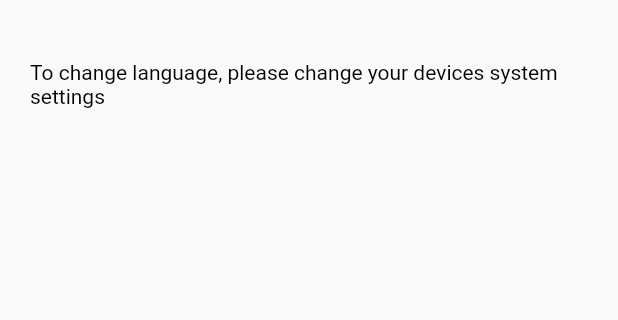
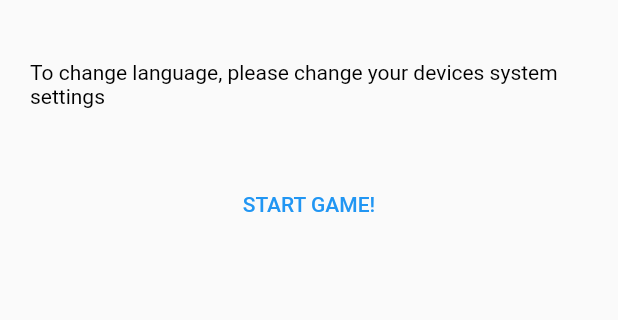
Before and after one commit to stianmogen/INFT2501_project, a Flutter app: the screen it shows after launch, on a phone screen of 412 x 824 dp, the part 234-554 px from its top. Run offline on Flutter 3.47's test engine with Material 2 defaults, Android fonts, the phone set to English and light mode, and no system bars; generated files the repository leaves out were written again.

Commit message:
button start game

```diff
--- a/lib/screens/instructions.dart
+++ b/lib/screens/instructions.dart
@@ -31,6 +31,27 @@ class Instructions extends StatelessWidget {
                     style: bodyStyle
                 )
             ),
+            Padding(
+              padding: const EdgeInsets.all(paddingSize),
+              //https://flutter.dev/docs/release/breaking-changes/buttons
+              child: TextButton(
+                  style: ButtonStyle(
+                    foregroundColor: MaterialStateProperty.all<Color>(Colors.blue),
+                    overlayColor: MaterialStateProperty.resolveWith<Color?>(
+                          (Set<MaterialState> states) {
+                        if (states.contains(MaterialState.hovered))
+                          return Colors.blue.withOpacity(0.04);
+                        if (states.contains(MaterialState.focused) ||
+                            states.contains(MaterialState.pressed))
+                          return Colors.blue.withOpacity(0.12);
+                        return null; // Defer to the widget's default.
+                      },
+                    ),
+                  ),
+                  onPressed: () { },
+                  child: Text(AppLocalizations.of(context)!.startGame)
+              )
+            )
           ],
         ),
       ),
```
